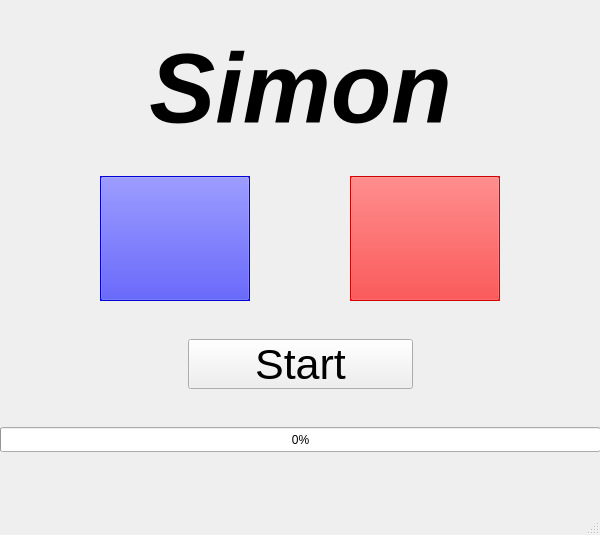
Qt form Simon/mainwindow.ui (BrandonWortmann/SimonGame) before a commit.
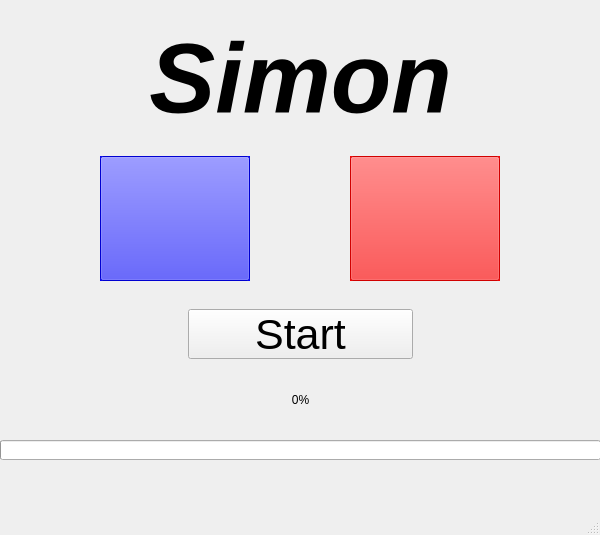
The same form after that commit.

The edit to the form file:
```diff
--- a/Simon/mainwindow.ui
+++ b/Simon/mainwindow.ui
@@ -1059,18 +1059,43 @@
        </item>
       </layout>
      </item>
+     <item>
+      <widget class="QLabel" name="progressLabel">
+       <property name="enabled">
+        <bool>true</bool>
+       </property>
+       <property name="minimumSize">
+        <size>
+         <width>0</width>
+         <height>25</height>
+        </size>
+       </property>
+       <property name="maximumSize">
+        <size>
+         <width>16777215</width>
+         <height>25</height>
+        </size>
+       </property>
+       <property name="text">
+        <string>0%</string>
+       </property>
+       <property name="alignment">
+        <set>Qt::AlignCenter</set>
+       </property>
+      </widget>
+     </item>
      <item>
       <widget class="QProgressBar" name="progressBar">
        <property name="minimumSize">
         <size>
          <width>0</width>
-         <height>25</height>
+         <height>20</height>
         </size>
        </property>
        <property name="maximumSize">
         <size>
          <width>16777215</width>
-         <height>25</height>
+         <height>20</height>
         </size>
        </property>
        <property name="whatsThis">
@@ -1082,6 +1107,9 @@
        <property name="value">
         <number>0</number>
        </property>
+       <property name="textVisible">
+        <bool>false</bool>
+       </property>
        <property name="invertedAppearance">
         <bool>false</bool>
        </property>
```
